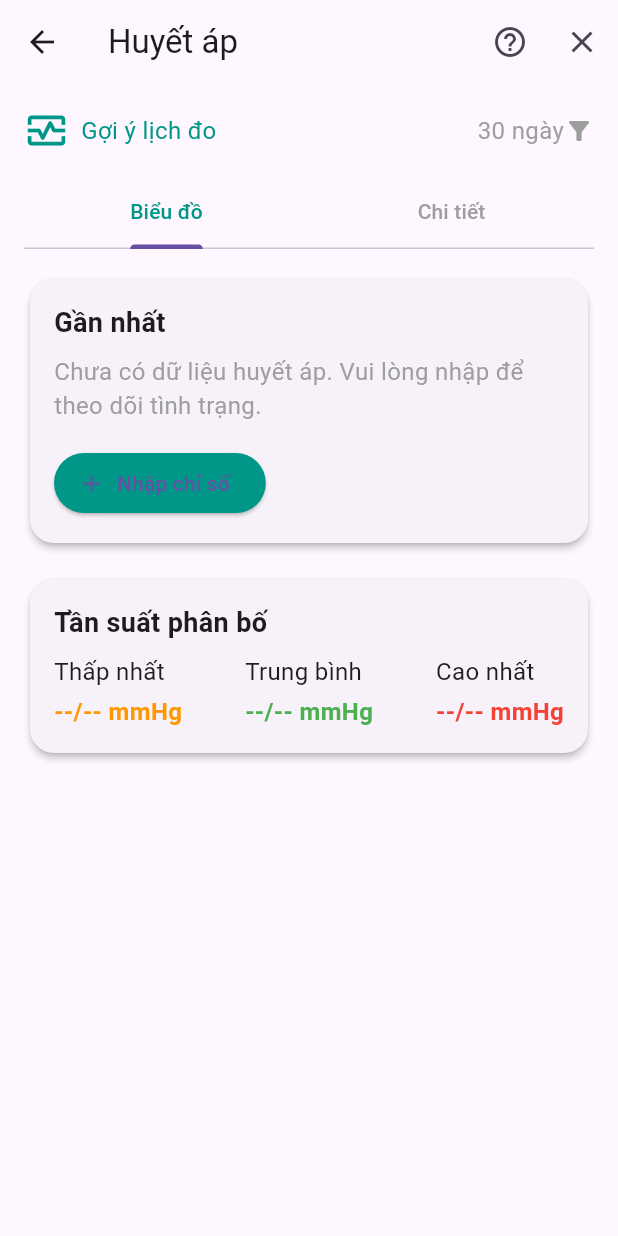
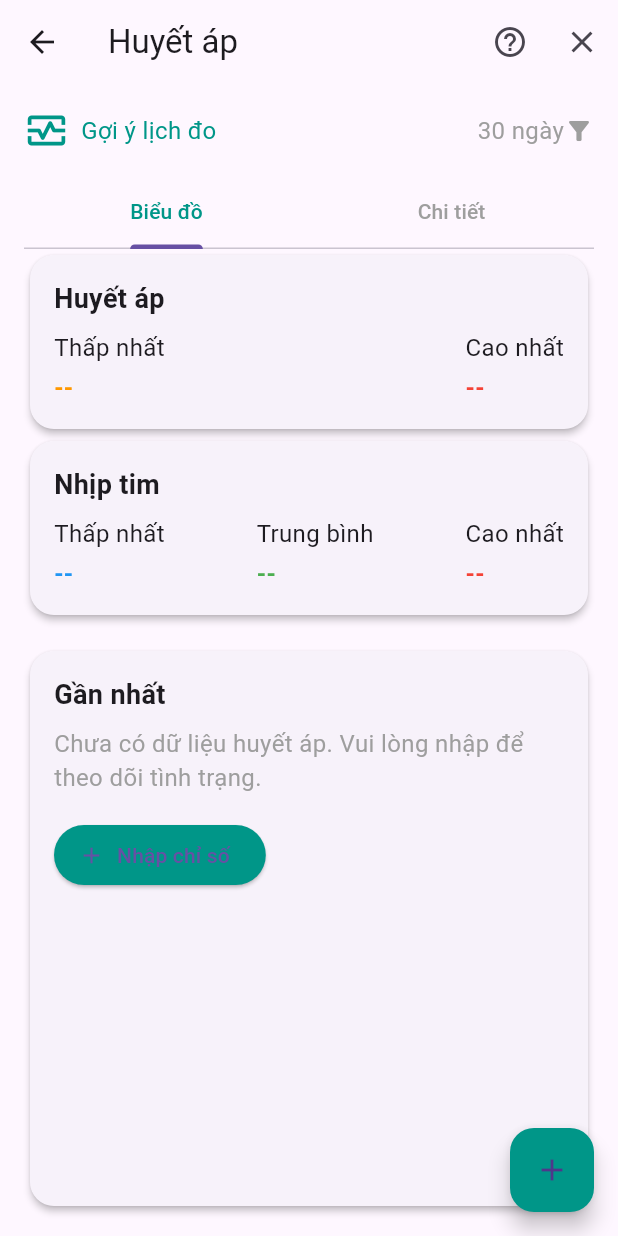
Before and after one commit to annguyen3112/diabetes_app, a Flutter app: the BloodPressureResultScreen screen opened directly with empty values, after a tap on "Nhập chỉ số", on a phone screen of 412 x 824 dp. Run offline on Flutter 3.47's test engine with Material 3 defaults, Android fonts, the phone set to English and light mode, and no system bars; our stand-ins replace fl_chart, sqflite; accounts and stored records are empty.

Commit message:
Update blood_pressure_result_screen.dart

```diff
--- a/lib/screens/blood_pressure_result_screen.dart
+++ b/lib/screens/blood_pressure_result_screen.dart
@@ -1,11 +1,12 @@
 import 'package:diabetes_app/database.dart';
+import 'package:diabetes_app/screens/blood_pressure_screen.dart';
 import 'package:flutter/material.dart';
 import 'package:fl_chart/fl_chart.dart';
 
 class BloodPressureResultScreen extends StatefulWidget {
   final int userId;
 
-  BloodPressureResultScreen({required this.userId});
+  const BloodPressureResultScreen({super.key, required this.userId});
 
   @override
   _BloodPressureResultScreenState createState() => _BloodPressureResultScreenState();
@@ -13,12 +14,16 @@ class BloodPressureResultScreen extends StatefulWidget {
 
 class _BloodPressureResultScreenState extends State<BloodPressureResultScreen> {
   Map<String, dynamic>? _latestBloodPressureData;
+  List<Map<String, dynamic>> bloodPressureDataList = [];
   double? _minSystolic;
   double? _avgSystolic;
   double? _maxSystolic;
   double? _minDiastolic;
   double? _avgDiastolic;
   double? _maxDiastolic;
+  double? _minHeartRate;
+  double? _avgHeartRate;
+  double? _maxHeartRate;
   List<FlSpot> _systolicSpots = [];
   List<FlSpot> _diastolicSpots = [];
 
@@ -27,27 +32,41 @@ class _BloodPressureResultScreenState extends State<BloodPressureResultScreen> {
     super.initState();
     _fetchBloodPressureData();
     _fetchBloodPressureTrendData();
+    _getHeartRateData();
+    //_getBloodPressureData();
+  }
+
+  Future<void> _getHeartRateData() async {
+    final data = await DatabaseHelper.instance.getHeartRateData(widget.userId);
+    if (data != null) {
+      setState(() {
+        _minHeartRate = data['minHeartRate'];
+        _avgHeartRate = data['avgHeartRate'];
+        _maxHeartRate = data['maxHeartRate'];
+      });
+    }
   }
 
   Future<void> _fetchBloodPressureData() async {
     final dbHelper = DatabaseHelper.instance;
-    final latestData = await dbHelper.getLatestBloodPressure(widget.userId);
-    final minSystolic = await dbHelper.getMinSystolicPressure(widget.userId);
-    final avgSystolic = await dbHelper.getAverageSystolicPressure(widget.userId);
-    final maxSystolic = await dbHelper.getMaxSystolicPressure(widget.userId);
-    final minDiastolic = await dbHelper.getMinDiastolicPressure(widget.userId);
-    final avgDiastolic = await dbHelper.getAverageDiastolicPressure(widget.userId);
-    final maxDiastolic = await dbHelper.getMaxDiastolicPressure(widget.userId);
+
+    // Lấy dữ liệu từ cơ sở dữ liệu
+    final data = await dbHelper.getBloodPressureData(widget.userId);
 
     setState(() {
-      _latestBloodPressureData = latestData;
-      _minSystolic = minSystolic;
-      _avgSystolic = avgSystolic;
-      _maxSystolic = maxSystolic;
-      _minDiastolic = minDiastolic;
-      _avgDiastolic = avgDiastolic;
-      _maxDiastolic = maxDiastolic;
+      bloodPressureDataList = data;
+      if (bloodPressureDataList.isNotEmpty) {
+        _latestBloodPressureData = bloodPressureDataList.last;
+      }
     });
+
+    // Cập nhật các giá trị min, avg, max
+    _minSystolic = await dbHelper.getMinSystolicPressure(widget.userId);
+    _avgSystolic = await dbHelper.getAverageSystolicPressure(widget.userId);
+    _maxSystolic = await dbHelper.getMaxSystolicPressure(widget.userId);
+    _minDiastolic = await dbHelper.getMinDiastolicPressure(widget.userId);
+    _avgDiastolic = await dbHelper.getAverageDiastolicPressure(widget.userId);
+    _maxDiastolic = await dbHelper.getMaxDiastolicPressure(widget.userId);
   }
 
   Future<void> _fetchBloodPressureTrendData() async {
@@ -57,14 +76,14 @@ class _BloodPressureResultScreenState extends State<BloodPressureResultScreen> {
     List<FlSpot> systolicSpots = bloodPressureData.map<FlSpot>((data) {
       final date = DateTime.parse(data['date']);
       final dayOfMonth = date.day.toDouble();
-      final systolic = data['systolic'] as double;
+      final systolic = (data['systolic'] as num).toDouble();
       return FlSpot(dayOfMonth, systolic);
     }).toList();
 
     List<FlSpot> diastolicSpots = bloodPressureData.map<FlSpot>((data) {
       final date = DateTime.parse(data['date']);
       final dayOfMonth = date.day.toDouble();
-      final diastolic = data['diastolic'] as double;
+      final diastolic = (data['diastolic'] as num).toDouble();
       return FlSpot(dayOfMonth, diastolic);
     }).toList();
 
@@ -78,16 +97,16 @@ class _BloodPressureResultScreenState extends State<BloodPressureResultScreen> {
   Widget build(BuildContext context) {
     return Scaffold(
       appBar: AppBar(
-        title: Text('Huyết áp'),
+        title: const Text('Huyết áp'),
         actions: [
           IconButton(
-            icon: Icon(Icons.help_outline),
+            icon: const Icon(Icons.help_outline),
             onPressed: () {
               // Handle help icon press
             },
           ),
           IconButton(
-            icon: Icon(Icons.close),
+            icon: const Icon(Icons.close),
             onPressed: () {
               Navigator.pop(context);
             },
@@ -99,7 +118,7 @@ class _BloodPressureResultScreenState extends State<BloodPressureResultScreen> {
         child: Column(
           crossAxisAlignment: CrossAxisAlignment.start,
           children: [
-            Row(
+            const Row(
               children: [
                 Icon(Icons.monitor_heart_outlined, size: 30, color: Colors.teal),
                 SizedBox(width: 8),
@@ -115,8 +134,8 @@ class _BloodPressureResultScreenState extends State<BloodPressureResultScreen> {
                 Icon(Icons.filter_alt, size: 20, color: Colors.grey),
               ],
             ),
-            SizedBox(height: 16),
-            DefaultTabController(
+            const SizedBox(height: 16),
+            const DefaultTabController(
               length: 2,
               child: TabBar(
                 labelColor: Colors.teal,
@@ -127,37 +146,36 @@ class _BloodPressureResultScreenState extends State<BloodPressureResultScreen> {
                 ],
               ),
             ),
-            SizedBox(height: 16),
+            _buildBloodPressureSection(),
+            _buildHeartRateSection(),
+            const SizedBox(height: 16),
+
+            // Chỉ hiển thị 1 mục gần nhất
             Expanded(
-              child: ListView(
-                children: [
-                  if (_latestBloodPressureData != null)
-                    _buildLatestCard(context, _latestBloodPressureData!)
-                  else
-                    FutureBuilder<Map<String, dynamic>?>(
-                      future: DatabaseHelper.instance.getLatestBloodPressure(widget.userId),
-                      builder: (context, snapshot) {
-                        if (snapshot.connectionState == ConnectionState.waiting) {
-                          return Center(child: CircularProgressIndicator());
-                        } else if (snapshot.hasError) {
-                          return Center(child: Text('Error: ${snapshot.error}'));
-                        } else if (!snapshot.hasData || snapshot.data == null) {
-                          return _buildEmptyLatestCard(context);
-                        } else {
-                          final data = snapshot.data!;
-                          return _buildLatestCard(context, data);
-                        }
-                      },
+              child: _latestBloodPressureData != null
+                  ? _buildLatestCard(context, _latestBloodPressureData!)
+                  : _buildEmptyLatestCard(context),
             ),
-                  SizedBox(height: 16),
-                  _buildMinAvgMaxSection(),
-                  SizedBox(height: 16),
-                  //_buildTrendChart(),
           ],
         ),
       ),
-          ],
+      floatingActionButton: FloatingActionButton(
+        onPressed: () async {
+          final result = await Navigator.push(
+            context,
+            MaterialPageRoute(
+              builder: (context) => BloodPressureScreen(userId: widget.userId),
             ),
+          );
+          // if (result != null) {
+          //   setState(() {
+          //     _latestBloodSugarData = result;
+          //     _fetchBloodSugarTrendData();
+          //   });
+          // }
+        },
+        backgroundColor: Colors.teal,
+        child: const Icon(Icons.add),
       ),
     );
   }
@@ -173,16 +191,16 @@ class _BloodPressureResultScreenState extends State<BloodPressureResultScreen> {
         child: Column(
           crossAxisAlignment: CrossAxisAlignment.start,
           children: [
-            Text('Gần nhất', style: TextStyle(fontSize: 18, fontWeight: FontWeight.bold)),
-            SizedBox(height: 8),
-            Text('Chưa có dữ liệu huyết áp. Vui lòng nhập để theo dõi tình trạng.', style: TextStyle(fontSize: 16, color: Colors.grey)),
-            SizedBox(height: 16),
+            const Text('Gần nhất', style: TextStyle(fontSize: 18, fontWeight: FontWeight.bold)),
+            const SizedBox(height: 8),
+            const Text('Chưa có dữ liệu huyết áp. Vui lòng nhập để theo dõi tình trạng.', style: TextStyle(fontSize: 16, color: Colors.grey)),
+            const SizedBox(height: 16),
             ElevatedButton.icon(
               onPressed: () {
                 // Navigate to blood pressure input screen
               },
-              icon: Icon(Icons.add),
-              label: Text('Nhập chỉ số'),
+              icon: const Icon(Icons.add),
+              label: const Text('Nhập chỉ số'),
               style: ElevatedButton.styleFrom(
                 backgroundColor: Colors.teal,
               ),
@@ -194,28 +212,77 @@ class _BloodPressureResultScreenState extends State<BloodPressureResultScreen> {
   }
 
   Widget _buildLatestCard(BuildContext context, Map<String, dynamic> data) {
-    final double systolic = data['systolic'];
-    final double diastolic = data['diastolic'];
+    final double systolic = (data['systolic'] as num).toDouble();
+    final double diastolic = (data['diastolic'] as num).toDouble();
     String statusText;
     Color textColor;
     Color backgroundColor;
 
-    // Determine the status based on blood pressure ranges
-    if (systolic < 90 && diastolic < 60) {
+    if (systolic < 90) {
+      if (diastolic < 90) {
         statusText = 'Thấp';
         textColor = Colors.orange;
         backgroundColor = Colors.orange.shade100;
-    } else if (systolic <= 130 && diastolic <= 85) {
+      } else if (diastolic >= 90 && diastolic < 100) {
+        statusText = 'Tăng huyết áp độ 1';
+        textColor = Colors.red;
+        backgroundColor = Colors.red.shade100;
+      } else if (diastolic >= 100 && diastolic < 110) {
+        statusText = 'Tăng huyết áp độ 2';
+        textColor = Colors.red[700]!;
+        backgroundColor = Colors.red.shade100;
+      } else {
+        statusText = 'Tăng huyết áp độ 3';
+        textColor = Colors.red[900]!;
+        backgroundColor = Colors.red.shade100;
+      }
+    } else if (systolic >= 90 && systolic < 100) {
+      if (diastolic > 90 && diastolic < 100) {
+        statusText = 'Tăng huyết áp độ 1';
+        textColor = Colors.red;
+        backgroundColor = Colors.red.shade100;
+      } else if (diastolic >= 100 && diastolic < 110) {
+        statusText = 'Tăng huyết áp độ 2';
+        textColor = Colors.red[700]!;
+        backgroundColor = Colors.red.shade100;
+      } else if (diastolic >= 110) {
+        statusText = 'Tăng huyết áp độ 3';
+        textColor = Colors.red[900]!;
+        backgroundColor = Colors.red.shade100;
+      } else {
         statusText = 'Bình thường';
         textColor = Colors.green;
         backgroundColor = Colors.green.shade100;
-    } else if (systolic <= 140 && diastolic <= 90) {
+      }
+    } else if (systolic >= 100 && systolic < 130) {
+      if (diastolic > 110) {
+        statusText = 'Tăng huyết áp độ 3';
+        textColor = Colors.red[900]!;
+        backgroundColor = Colors.red.shade100;
+      } else {
+        statusText = 'Bình thường';
+        textColor = Colors.green;
+        backgroundColor = Colors.green.shade100;
+      }
+    } else if (systolic >= 130 && systolic < 140) {
       statusText = 'Bình thường cao';
-      textColor = Colors.yellow;
-      backgroundColor = Colors.yellow.shade100;
+      textColor = Colors.green[900]!;
+      backgroundColor = Colors.green.shade100;
+    } else if (systolic >= 140 && systolic < 160) {
+        statusText = 'Tăng huyết áp độ 1';
+        textColor = Colors.red;
+        backgroundColor = Colors.red.shade100;
+    } else if (systolic >= 160 && systolic < 180) {
+        statusText = 'Tăng huyết áp độ 2';
+        textColor = Colors.red[700]!;
+        backgroundColor = Colors.red.shade100;
+    } else if (systolic >= 180) {
+      statusText = 'Tăng huyết áp độ 3';
+      textColor = Colors.red[900]!;
+      backgroundColor = Colors.red.shade100;
     } else {
-      statusText = 'Cao';
-      textColor = Colors.red;
+      statusText = 'Không xác định';
+      textColor = Colors.grey;
       backgroundColor = Colors.red.shade100;
     }
 
@@ -229,17 +296,17 @@ class _BloodPressureResultScreenState extends State<BloodPressureResultScreen> {
         child: Column(
           crossAxisAlignment: CrossAxisAlignment.start,
           children: [
-            Text('Gần nhất', style: TextStyle(fontSize: 18, fontWeight: FontWeight.bold)),
-            SizedBox(height: 8),
+            const Text('Gần nhất', style: TextStyle(fontSize: 18, fontWeight: FontWeight.bold)),
+            const SizedBox(height: 8),
             Row(
               mainAxisAlignment: MainAxisAlignment.spaceBetween,
               children: [
                 Text(
-                  '${systolic}/$diastolic mmHg',
+                  '${systolic.toStringAsFixed(0)}/$diastolic mmHg', // Hiển thị đúng giá trị
                   style: TextStyle(fontSize: 24, fontWeight: FontWeight.bold, color: textColor),
                 ),
                 Container(
-                  padding: EdgeInsets.symmetric(vertical: 4, horizontal: 8),
+                  padding: const EdgeInsets.symmetric(vertical: 4, horizontal: 8),
                   decoration: BoxDecoration(
                     color: backgroundColor,
                     borderRadius: BorderRadius.circular(8),
@@ -251,13 +318,14 @@ class _BloodPressureResultScreenState extends State<BloodPressureResultScreen> {
                 ),
               ],
             ),
-            SizedBox(height: 8),
-            Text('${data['time']}, ${data['moment']}', style: TextStyle(fontSize: 16, color: Colors.grey)),
+            const SizedBox(height: 8),
+            Text('${data['time']}, ${data['moment']}', style: const TextStyle(fontSize: 16, color: Colors.grey)),
           ],
         ),
       ),
     );
   }
+
 
   Widget _buildMinAvgMaxSection() {
     return Card(
@@ -270,8 +338,8 @@ class _BloodPressureResultScreenState extends State<BloodPressureResultScreen> {
         child: Column(
           crossAxisAlignment: CrossAxisAlignment.start,
           children: [
-            Text('Tần suất phân bố', style: TextStyle(fontSize: 18, fontWeight: FontWeight.bold)),
-            SizedBox(height: 8),
+            const Text('Tần suất phân bố', style: TextStyle(fontSize: 18, fontWeight: FontWeight.bold)),
+            const SizedBox(height: 8),
             Row(
               mainAxisAlignment: MainAxisAlignment.spaceBetween,
               children: [
@@ -286,70 +354,77 @@ class _BloodPressureResultScreenState extends State<BloodPressureResultScreen> {
     );
   }
 
-  Widget _buildMinAvgMaxCard(String title, double? systolic, double? diastolic, Color color) {
+  Widget _buildMinAvgMaxCard(String title, double? value1, double? value2, Color color) {
     return Column(
       crossAxisAlignment: CrossAxisAlignment.start,
       children: [
-        Text(title, style: TextStyle(fontSize: 16)),
-        SizedBox(height: 4),
+        Text(title, style: const TextStyle(fontSize: 16)),
+        const SizedBox(height: 4),
         Text(
-          systolic != null && diastolic != null
-              ? '${systolic.toStringAsFixed(0)}/${diastolic.toStringAsFixed(0)} mmHg'
-              : '--/-- mmHg',
+          value1 != null && value2 != null
+              ? '${value1.toStringAsFixed(0)}/${value2.toStringAsFixed(0)} mmHg'
+              : value1 != null
+              ? value1.toStringAsFixed(0)
+              : '--', // Default to '--' if no value
           style: TextStyle(fontSize: 16, fontWeight: FontWeight.bold, color: color),
         ),
       ],
     );
   }
 
-  // Widget _buildTrendChart() {
-  //   return Card(
-  //     shape: RoundedRectangleBorder(
-  //       borderRadius: BorderRadius.circular(16.0),
-  //     ),
-  //     elevation: 2,
-  //     child: Padding(
-  //       padding: const EdgeInsets.all(16.0),
-  //       child: Column(
-  //         crossAxisAlignment: CrossAxisAlignment.start,
-  //         children: [
-  //           Text('Xu hướng huyết áp', style: TextStyle(fontSize: 18, fontWeight: FontWeight.bold)),
-  //           SizedBox(height: 16),
-  //           SizedBox(
-  //             height: 200,
-  //             child: LineChart(
-  //               LineChartData(
-  //                 lineBarsData: [
-  //                   LineChartBarData(
-  //                     spots: _systolicSpots,
-  //                     isCurved: true,
-  //                     colors: [Colors.red],
-  //                     barWidth: 4,
-  //                     dotData: FlDotData(show: true),
-  //                   ),
-  //                   LineChartBarData(
-  //                     spots: _diastolicSpots,
-  //                     isCurved: true,
-  //                     colors: [Colors.blue],
-  //                     barWidth: 4,
-  //                     dotData: FlDotData(show: true),
-  //                   ),
-  //                 ],
-  //                 gridData: FlGridData(show: true),
-  //                 titlesData: FlTitlesData(
-  //                   leftTitles: AxisTitles(
-  //                     sideTitles: SideTitles(showTitles: true),
-  //                   ),
-  //                   bottomTitles: AxisTitles(
-  //                     sideTitles: SideTitles(showTitles: true),
-  //                   ),
-  //                 ),
-  //               ),
-  //             ),
-  //           ),
-  //         ],
-  //       ),
-  //     ),
-  //   );
-  // }
+
+  Widget _buildBloodPressureSection() {
+    return Card(
+      shape: RoundedRectangleBorder(
+        borderRadius: BorderRadius.circular(16.0),
+      ),
+      elevation: 2,
+      child: Padding(
+        padding: const EdgeInsets.all(16.0),
+        child: Column(
+          crossAxisAlignment: CrossAxisAlignment.start,
+          children: [
+            const Text('Huyết áp', style: TextStyle(fontSize: 18, fontWeight: FontWeight.bold)),
+            const SizedBox(height: 8),
+            Row(
+              mainAxisAlignment: MainAxisAlignment.spaceBetween,
+              children: [
+                _buildMinAvgMaxCard('Thấp nhất', _minSystolic, _minDiastolic, Colors.orange),
+                _buildMinAvgMaxCard('Cao nhất', _maxSystolic, _maxDiastolic, Colors.red),
+              ],
+            ),
+          ],
+        ),
+      ),
+    );
   }
+
+  Widget _buildHeartRateSection() {
+    return Card(
+      shape: RoundedRectangleBorder(
+        borderRadius: BorderRadius.circular(16.0),
+      ),
+      elevation: 2,
+      child: Padding(
+        padding: const EdgeInsets.all(16.0),
+        child: Column(
+          crossAxisAlignment: CrossAxisAlignment.start,
+          children: [
+            const Text('Nhịp tim', style: TextStyle(fontSize: 18, fontWeight: FontWeight.bold)),
+            const SizedBox(height: 8),
+            Row(
+              mainAxisAlignment: MainAxisAlignment.spaceBetween,
+              children: [
+                _buildMinAvgMaxCard('Thấp nhất', _minHeartRate, null, Colors.blue),
+                _buildMinAvgMaxCard('Trung bình', _avgHeartRate, null, Colors.green),
+                _buildMinAvgMaxCard('Cao nhất', _maxHeartRate, null, Colors.red),
+              ],
+            ),
+          ],
+        ),
+      ),
+    );
+  }
+
+
+}
```
Lines whose indentation alone changed are shown as unchanged.
